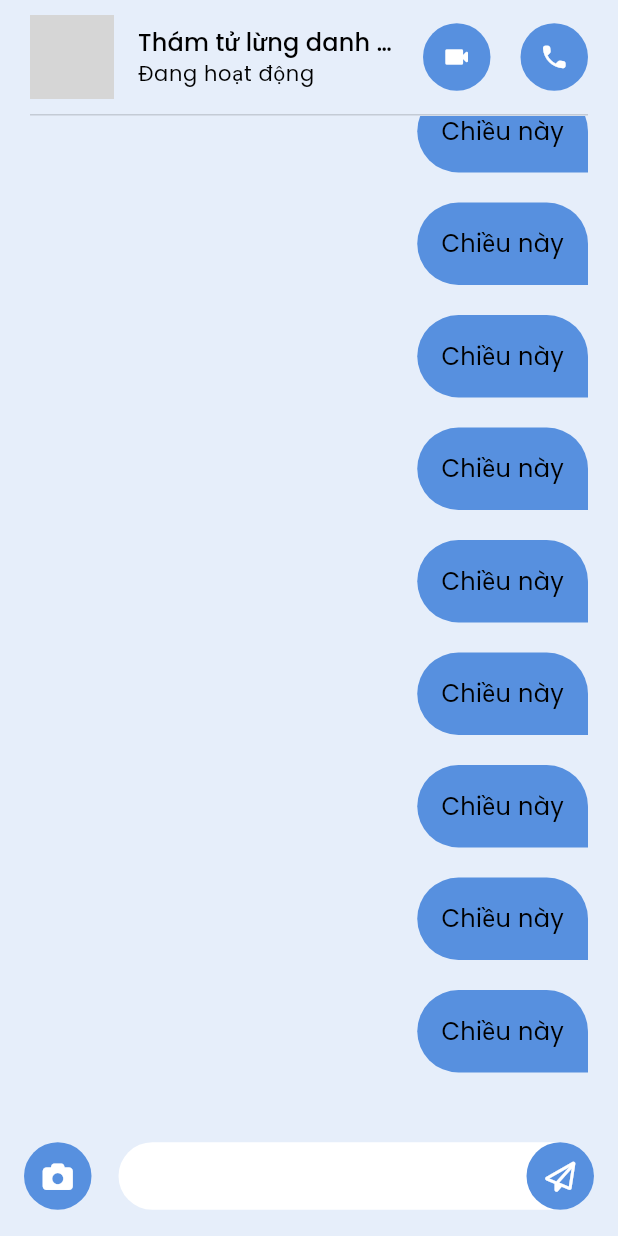
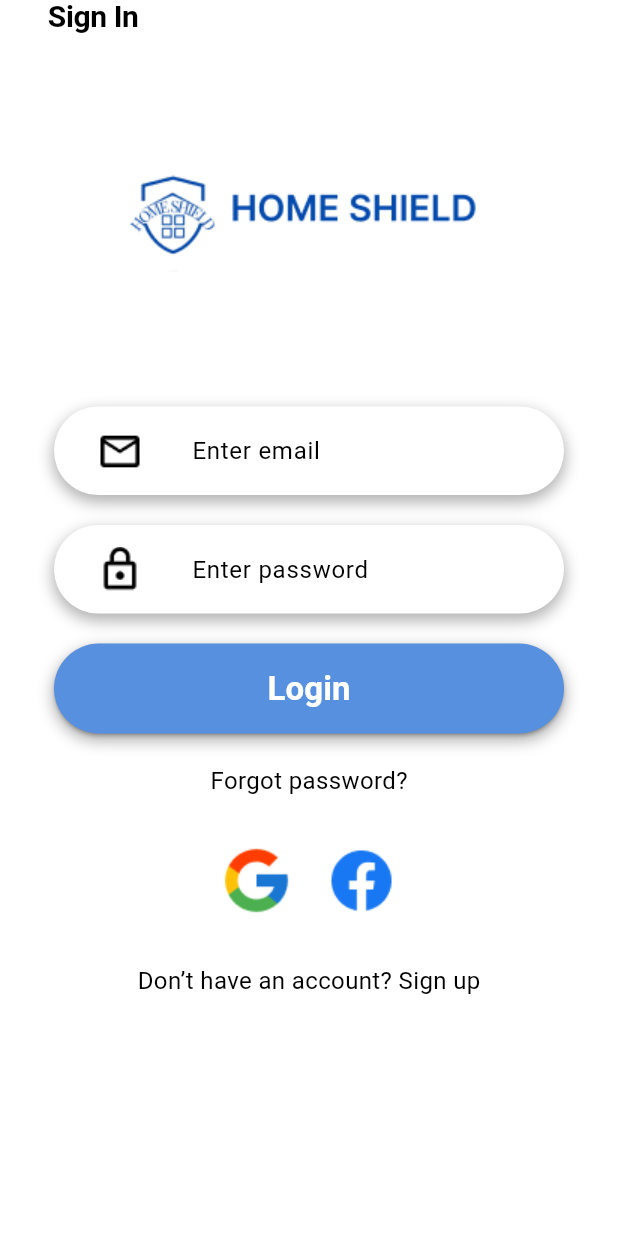
Before and after one commit to lvtdel/home_shield, a Flutter app: the screen it shows after launch, on a phone screen of 412 x 824 dp. Run offline on Flutter 3.47's test engine with Material 3 defaults, Android fonts, the phone set to English and light mode, and no system bars; our stand-ins replace font_awesome_flutter, go_router; grey boxes are pictures that could not be loaded.

Commit message:
Feature: Build sign in, sign up page

```diff
--- a/lib/core/routing/app_router.dart
+++ b/lib/core/routing/app_router.dart
@@ -3,14 +3,20 @@ import 'package:home_shield/core/routing/route_path.dart';
 import 'package:home_shield/presentation/chat/pages/chat_page.dart';
 import 'package:home_shield/presentation/chat/pages/contact_page.dart';
 import 'package:home_shield/presentation/news/pages/news_page.dart';
+import 'package:home_shield/presentation/sign_in/pages/sign_in_page.dart';
+import 'package:home_shield/presentation/sign_up/pages/sign_up_page.dart';
 
 class AppRouter {
   late final router = GoRouter(
       // initialLocation: Routes.news,
-      initialLocation: Routes.chat,
+      // initialLocation: Routes.contact,
+      // initialLocation: Routes.chat,
       // initialLocation: Routes.news,
+      initialLocation: Routes.signIn,
       routes: [
         GoRoute(path: Routes.news, builder: (_, __) => NewsPage()),
+        GoRoute(path: Routes.signUp, builder: (_, __) => SignUpPage()),
+        GoRoute(path: Routes.signIn, builder: (_, __) => SignInPage()),
         GoRoute(path: Routes.contact, builder: (_, __) => ContactPage()),
         GoRoute(path: Routes.chat, builder: (_, __) => ChatPage()),
       ]);
--- a/lib/core/routing/route_path.dart
+++ b/lib/core/routing/route_path.dart
@@ -1,5 +1,7 @@
 class Routes {
   static const splash = "/splash";
+  static const signUp = "/signUp";
+  static const signIn = "/signIn";
   static const contact = "/contact";
   static const news = "/news";
   static const chat = "/chat";
--- a/lib/core/styles/app_shapes.dart
+++ b/lib/core/styles/app_shapes.dart
@@ -13,6 +13,19 @@ class AppShapes {
   RoundedRectangleBorder(
     borderRadius: BorderRadius.circular(40),
   );
+
+  static final BoxDecoration inputBoxDecoration = BoxDecoration(
+    borderRadius: BorderRadius.circular(32),
+    boxShadow: [
+      BoxShadow(
+        color: Colors.black.withOpacity(0.3), // Màu bóng
+        spreadRadius: 1, // Độ lan tỏa của bóng
+        blurRadius: 8, // Độ mờ của bóng
+        offset: Offset(0, 4), // Đặt vị trí của bóng
+      ),
+    ],
+  );
+
 
   static final CircleBorder circle = CircleBorder(); // Hình tròn
 
--- a/lib/core/styles/app_theme.dart
+++ b/lib/core/styles/app_theme.dart
@@ -109,18 +109,15 @@ class AppTheme {
       useMaterial3: true,
       brightness: Brightness.light,
       primaryColor: AppColors.primary,
-
       colorScheme: ColorScheme.fromSwatch().copyWith(
         surface: AppColors.background, // Màu nền chính cho ứng dụng
         primary: AppColors.primary, // Màu chủ đạo
         secondary: AppColors.white, // Màu phụ
       ),
-
       snackBarTheme: const SnackBarThemeData(
         backgroundColor: AppColors.background,
         contentTextStyle: TextStyle(color: Colors.white),
       ),
-
       scaffoldBackgroundColor: AppColors.secondBackground,
       // Màu nền phụ cho scaffold
 
@@ -128,14 +125,11 @@ class AppTheme {
         displayLarge: AppTextStyle.bold20,
         titleMedium: AppTextStyle.bold18,
         titleSmall: AppTextStyle.regular16,
-
         bodyLarge: AppTextStyle.regular18,
         bodyMedium: AppTextStyle.regular16,
         bodySmall: AppTextStyle.regular14,
       ),
-
       visualDensity: VisualDensity.adaptivePlatformDensity,
-
       appBarTheme: const AppBarTheme(
         backgroundColor: AppColors.transparent, // AppBar sẽ có màu chủ đạo
         surfaceTintColor: AppColors.transparent,
@@ -146,27 +140,47 @@ class AppTheme {
             fontSize: 20), // Màu và kiểu chữ tiêu đề
       ),
 
-    inputDecorationTheme: const InputDecorationTheme(
+      // inputDecorationTheme: const InputDecorationTheme(
+      //   enabledBorder: OutlineInputBorder(
+      //     borderSide: BorderSide(color: AppColors.primary),
+      //     // Border khi không được focus
+      //     borderRadius: BorderRadius.all(Radius.circular(4)),
+      //   ),
+      //   focusedBorder: OutlineInputBorder(
+      //     borderSide: BorderSide(color: AppColors.primary, width: 2),
+      //     // Border khi được focus
+      //     borderRadius: BorderRadius.all(Radius.circular(4)),
+      //   ),
+      //   errorBorder: OutlineInputBorder(
+      //     borderSide: BorderSide(color: Colors.red, width: 2), // Màu khi có lỗi
+      //     borderRadius: BorderRadius.all(Radius.circular(4)),
+      //   ),
+      //   hintStyle: TextStyle(color: Colors.grey),
+      //   // Màu chữ gợi ý
+      //   filled: true,
+      //   fillColor: AppColors.secondBackground, // Màu nền cho input khi được điền
+      // ),
+      inputDecorationTheme: InputDecorationTheme(
+          fillColor: Colors.white,
+          filled: true,
+          hintStyle: AppTextStyle.regular16,
+          border: OutlineInputBorder(
+              // borderRadius: BorderRadius.circular(16.0), // Độ cong bo tròn
+              // borderSide: BorderSide(
+              //   color: Colors.grey, // Màu viền mặc định
+              // ),
+              ),
           enabledBorder: OutlineInputBorder(
-        borderSide: BorderSide(color: AppColors.primary),
-        // Border khi không được focus
-        borderRadius: BorderRadius.all(Radius.circular(4)),
+            borderRadius: BorderRadius.circular(30),
+            borderSide: BorderSide.none,
           ),
           focusedBorder: OutlineInputBorder(
-        borderSide: BorderSide(color: AppColors.primary, width: 2),
-        // Border khi được focus
-        borderRadius: BorderRadius.all(Radius.circular(4)),
+            borderRadius: BorderRadius.circular(30),
+            borderSide: BorderSide(
+              color: AppColors.primary, // Màu viền khi `TextField` được chọn
+              width: 2.0, // Độ dày của viền khi được chọn
             ),
-      errorBorder: OutlineInputBorder(
-        borderSide: BorderSide(color: Colors.red, width: 2), // Màu khi có lỗi
-        borderRadius: BorderRadius.all(Radius.circular(4)),
-      ),
-      hintStyle: TextStyle(color: Colors.grey),
-      // Màu chữ gợi ý
-      filled: true,
-      fillColor: AppColors.secondBackground, // Màu nền cho input khi được điền
-    ),
-
+          )),
       bottomSheetTheme: const BottomSheetThemeData(
         backgroundColor: AppColors.secondBackground, // Màu nền bottom sheet
         surfaceTintColor: AppColors.transparent,
@@ -177,7 +191,6 @@ class AppTheme {
           ),
         ),
       ),
-
       checkboxTheme: CheckboxThemeData(
         shape: RoundedRectangleBorder(
           borderRadius: BorderRadius.circular(4),
@@ -195,7 +208,6 @@ class AppTheme {
           padding: const EdgeInsets.symmetric(horizontal: 16, vertical: 12),
         ),
       ),
-
       textButtonTheme: TextButtonThemeData(
         style: TextButton.styleFrom(
           foregroundColor: AppColors.primary, // Màu chữ
@@ -203,7 +215,6 @@ class AppTheme {
           padding: const EdgeInsets.symmetric(horizontal: 16, vertical: 12),
         ),
       ),
-
       outlinedButtonTheme: OutlinedButtonThemeData(
         style: OutlinedButton.styleFrom(
           side: BorderSide(color: AppColors.primary, width: 1.5),
@@ -214,21 +225,19 @@ class AppTheme {
           padding: const EdgeInsets.symmetric(horizontal: 16, vertical: 12),
         ),
       ),
-
       floatingActionButtonTheme: FloatingActionButtonThemeData(
-      backgroundColor: AppColors.primary, // Màu nền của FAB
-      foregroundColor: AppColors.white,  // Màu biểu tượng của FAB
+        backgroundColor: AppColors.primary,
+        // Màu nền của FAB
+        foregroundColor: AppColors.white,
+        // Màu biểu tượng của FAB
         shape: AppShapes.circle,
-      elevation: 8.0,  // Độ cao bóng đổ
+        elevation: 8.0,
+        // Độ cao bóng đổ
         sizeConstraints: const BoxConstraints.tightFor(
           width: 56.0, // Chiều rộng tùy chỉnh
           height: 56.0, // Chiều cao tùy chỉnh
         ),
       ),
-
       cardTheme: CardTheme(
-      shape: AppShapes.roundedRectangle40,
-      elevation: AppSize.s8
-    )
-  );
+          shape: AppShapes.roundedRectangle40, elevation: AppSize.s8));
 }
--- a/lib/core/styles/app_values.dart
+++ b/lib/core/styles/app_values.dart
@@ -46,6 +46,7 @@ class AppSize {
   static const double s100 = 100;
   static const double s245 = 245;
   static const double s300 = 300;
+  static const double s340 = 340;
 }
 
 
--- /dev/null
+++ b/lib/presentation/sign_in/pages/sign_in_page.dart
@@ -0,0 +1,123 @@
+import 'package:flutter/gestures.dart';
+import 'package:flutter/material.dart';
+import 'package:go_router/go_router.dart';
+import 'package:home_shield/core/routing/app_router.dart';
+import 'package:home_shield/core/routing/route_path.dart';
+import 'package:home_shield/core/styles/app_shapes.dart';
+import 'package:home_shield/core/styles/app_text_style.dart';
+import 'package:home_shield/core/styles/app_values.dart';
+import 'package:home_shield/presentation/widgets/text_field_edit.dart';
+import 'package:home_shield/res/assets_res.dart';
+
+class SignInPage extends StatefulWidget {
+  SignInPage({super.key});
+
+  @override
+  State<SignInPage> createState() => _SignInPageState();
+}
+
+class _SignInPageState extends State<SignInPage> {
+  final emailController = TextEditingController();
+
+  final passwordController = TextEditingController();
+
+  _onLogin() {
+    context.go(Routes.news);
+  }
+
+  _onGoogleLogin() {
+    print("Google click");
+  }
+
+  @override
+  Widget build(BuildContext context) {
+    return Scaffold(
+      body: SafeArea(
+        child: SingleChildScrollView(
+          child: Column(
+            children: [
+              Align(
+                alignment: Alignment.topLeft,
+                child: Container(
+                  margin: const EdgeInsets.only(left: 32),
+                  child: Text(
+                    "Sign In",
+                    style: Theme.of(context).textTheme.displayLarge,
+                  ),
+                ),
+              ),
+              const SizedBox(
+                height: 90,
+              ),
+              Image.asset(AssetsRes.LOGO),
+              const SizedBox(
+                height: 90,
+              ),
+              textFieldEdit(
+                  AssetsRes.EMAIL_ICON, "Enter email", emailController),
+              const SizedBox(height: 20),
+              textFieldEdit(
+                  AssetsRes.LOCK_ICON, "Enter password", passwordController,
+                  obscure: true),
+              const SizedBox(
+                height: 20,
+              ),
+              Container(
+                  decoration: AppShapes.inputBoxDecoration,
+                  height: AppSize.s60,
+                  width: AppSize.s340,
+                  child: ElevatedButton(
+                      onPressed: _onLogin,
+                      child: Text(
+                        "Login",
+                        style: AppTextStyle.bold22,
+                      ))),
+              const SizedBox(
+                height: 20,
+              ),
+              const Text("Forgot password?"),
+              const SizedBox(
+                height: 30,
+              ),
+              Row(
+                mainAxisAlignment: MainAxisAlignment.center,
+                children: [
+                  InkWell(
+                    child: Image.asset(AssetsRes.GOOGLE_ICON),
+                    onTap: _onGoogleLogin,
+                  ),
+                  SizedBox(
+                    width: 20,
+                  ),
+                  InkWell(
+                    child: Image.asset(AssetsRes.FACEBOOK_ICON),
+                    onTap: _onGoogleLogin,
+                  ),
+                  // GestureDetector(
+                  //   onTap: _onGoogleLogin,
+                  //     child: Image.asset(AssetsRes.GOOGLE_ICON)),
+                  // const SizedBox(
+                  //   width: 20,
+                  // ),
+                  // Image.asset(AssetsRes.FACEBOOK_ICON)
+                ],
+              ),
+              const SizedBox(
+                height: 30,
+              ),
+              Text.rich(TextSpan(children: [
+                const TextSpan(text: "Don’t have an account? "),
+                TextSpan(
+                    text: "Sign up",
+                    recognizer: TapGestureRecognizer()
+                      ..onTap = () {
+                        context.go(Routes.signUp);
+                      })
+              ]))
+            ],
+          ),
+        ),
+      ),
+    );
+  }
+}
--- /dev/null
+++ b/lib/presentation/widgets/text_field_edit.dart
@@ -0,0 +1,18 @@
+import 'package:flutter/material.dart';
+import 'package:home_shield/core/styles/app_shapes.dart';
+import 'package:home_shield/core/styles/app_values.dart';
+
+textFieldEdit(String image, String? hintText, controller, {bool obscure = true}) {
+  return Container(
+      width: AppSize.s340,
+      decoration: AppShapes.inputBoxDecoration,
+      child: TextField(
+        obscureText: obscure,
+        controller: controller,
+        decoration: InputDecoration(
+            prefixIcon: Container(
+                margin: const EdgeInsets.symmetric(horizontal: 20),
+                child: Image.asset(image)),
+            hintText: hintText),
+      ));
+}
--- /dev/null
+++ b/lib/res/assets_res.dart
@@ -0,0 +1,18 @@
+/// Generated file. Do not edit.
+/// This file is generated by the iFlutter
+
+// ignore_for_file: constant_identifier_names
+// ignore_for_file: lines_longer_than_80_chars
+class AssetsRes {
+  AssetsRes._();
+
+  static const String PLUGIN_NAME = 'home_shield';
+  static const String PLUGIN_VERSION = '1.0.0+1';
+  static const String ACCOUNT_ICON = 'assets/icons/account_icon.png';
+  static const String EMAIL_ICON = 'assets/icons/email_icon.png';
+  static const String FACEBOOK_ICON = 'assets/icons/facebook_icon.png';
+  static const String GOOGLE_ICON = 'assets/icons/google_icon.png';
+  static const String LOCK_ICON = 'assets/icons/lock_icon.png';
+  static const String PHONE_ICON = 'assets/icons/phone_icon.png';
+  static const String LOGO = 'assets/images/logo.png';
+}
```
Also changed, not shown: lib/presentation/sign_up/pages/sign_up_page.dart (added, +98 -0 lines), lib/res/font_res.dart (added, +15 -0 lines), pubspec.yaml (+15 -5 lines), assets/icons/account_icon.png (added), assets/icons/email_icon.png (added), assets/icons/facebook_icon.png (added), assets/icons/google_icon.png (added), assets/icons/lock_icon.png (added), assets/icons/phone_icon.png (added), assets/images/logo.png (added). Lines whose indentation alone changed are shown as unchanged.
